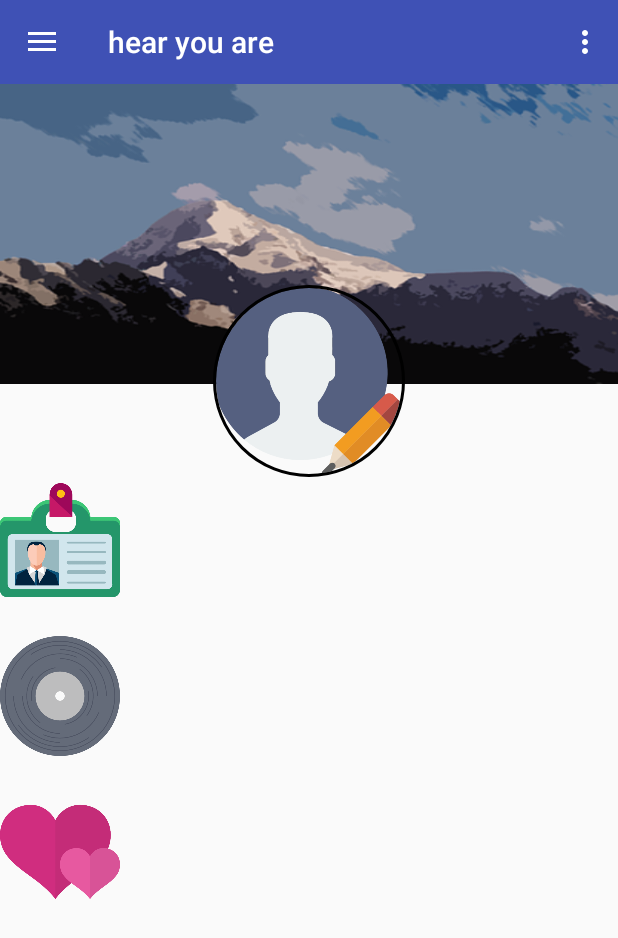
After one commit to rlawlstjd0077/hear-you-are, an Android app: the fragment ProfileFragment placed in its activity, on a phone screen of 412 x 824 dp. The commit adds this screen. Shown: the top 938 px of the screen. Run offline under Robolectric (Android 15) with nearby library versions, the phone set to English and light mode, and no system bars; our stand-ins replace CircleImageView.

Commit message:
ProFile 레이아웃 1차 완성.

```diff
--- a/hearyouare/app/build.gradle
+++ b/hearyouare/app/build.gradle
@@ -27,5 +27,5 @@
     compile 'com.android.support:appcompat-v7:25.0.1'
     testCompile 'junit:junit:4.12'
     compile 'com.android.support:recyclerview-v7:22.0.0'
-
+    compile 'de.hdodenhof:circleimageview:2.1.0'
 }
--- a/hearyouare/app/src/main/java/com/example/dsm_025/hearyouare/MainActivity.java
+++ b/hearyouare/app/src/main/java/com/example/dsm_025/hearyouare/MainActivity.java
@@ -14,6 +14,7 @@
     private Toolbar mToolbar;
     private NavigationDrawerFragment mNavigationDrawerFragment;
     MainFragment mainFragment;
+    ProfileFragment profileFragment;
     @Override
     protected void onCreate(Bundle savedInstanceState) {
         super.onCreate(savedInstanceState);
@@ -25,12 +26,6 @@
         mNavigationDrawerFragment = (NavigationDrawerFragment) getFragmentManager().findFragmentById(R.id.fragment_drawer);
         mNavigationDrawerFragment.setup(R.id.fragment_drawer, (DrawerLayout) findViewById(R.id.drawer), mToolbar);
 
-        mainFragment = new MainFragment();
-
-        getSupportFragmentManager()
-                .beginTransaction()
-                .add(R.id.container, mainFragment)
-                .commit();
     }
     @Override
     public boolean onCreateOptionsMenu(Menu menu) {
@@ -41,6 +36,20 @@
     @Override
     public void onNavigationDrawerItemSelected(int position) {
         Toast.makeText(this, "Menu item selected -> " + position, Toast.LENGTH_SHORT).show();
+        switch (position) {
+            case 0:
+                getSupportFragmentManager()
+                        .beginTransaction()
+                        .replace(R.id.container, new MainFragment())
+                        .commit();
+                        break;
+            case 1:
+                getSupportFragmentManager()
+                        .beginTransaction()
+                        .replace(R.id.container, new ProfileFragment())
+                        .commit();
+                break;
+        }
     }
 
     @Override
--- a/hearyouare/app/src/main/java/com/example/dsm_025/hearyouare/MainFragment.java
+++ b/hearyouare/app/src/main/java/com/example/dsm_025/hearyouare/MainFragment.java
@@ -33,5 +33,4 @@
         });
         return v;
     }
-
 }
--- /dev/null
+++ b/hearyouare/app/src/main/java/com/example/dsm_025/hearyouare/ProfileFragment.java
@@ -0,0 +1,31 @@
+package com.example.dsm_025.hearyouare;
+
+
+import android.os.Bundle;
+import android.support.annotation.Nullable;
+import android.support.v4.app.Fragment;
+import android.view.LayoutInflater;
+import android.view.View;
+import android.view.ViewGroup;
+
+/**
+ * Created by 10102김동규 on 2016-11-26.
+ */
+
+public class ProfileFragment extends Fragment {
+
+
+    @Override
+    public void onCreate(Bundle savedInstanceState) {
+        super.onCreate(savedInstanceState);
+
+    }
+
+    @Nullable
+    @Override
+    public View onCreateView(LayoutInflater inflater, ViewGroup container, Bundle savedInstanceState) {
+        View v = inflater.inflate(R.layout.fargment_profile, container, false);
+
+        return v;
+    }
+}
--- /dev/null
+++ b/hearyouare/app/src/main/res/layout/fargment_profile.xml
@@ -0,0 +1,65 @@
+<?xml version="1.0" encoding="utf-8"?>
+<RelativeLayout
+    xmlns:android="http://schemas.android.com/apk/res/android"
+    android:orientation="vertical" android:layout_width="match_parent"
+    android:layout_height="match_parent">
+    <LinearLayout
+        android:layout_width="match_parent"
+        android:layout_height="match_parent"
+        android:orientation="vertical">
+        <LinearLayout
+            android:layout_width="match_parent"
+            android:layout_height="200dp">
+            <ImageView
+                android:id="@+id/background"
+                android:layout_width="match_parent"
+                android:layout_height="200dp"
+                android:background="@drawable/background"
+                android:gravity="left|top" />
+        </LinearLayout>
+
+        <LinearLayout
+            android:layout_width="match_parent"
+            android:layout_height="match_parent"
+            android:orientation="vertical">
+            <LinearLayout
+                android:layout_width="match_parent"
+                android:layout_height="match_parent"
+                android:orientation="vertical"
+                android:layout_marginTop="64dp">
+                <ImageView
+                    android:id="@+id/nickname"
+                    android:layout_width="80dp"
+                    android:layout_height="80dp"
+                    android:background="@drawable/nickname"
+                    />
+                <ImageView
+                    android:id="@+id/Play"
+                    android:layout_width="80dp"
+                    android:layout_height="80dp"
+                    android:background="@drawable/play"
+                    android:layout_marginTop="24dp"
+                   />
+
+                <ImageView
+                    android:layout_marginTop="24dp"
+                    android:id="@+id/Like"
+                    android:layout_width="80dp"
+                    android:layout_height="80dp"
+                    android:background="@drawable/like"
+                   />
+            </LinearLayout>
+        </LinearLayout>
+    </LinearLayout>
+
+    <de.hdodenhof.circleimageview.CircleImageView
+        xmlns:app="http://schemas.android.com/apk/res-auto"
+        android:id="@+id/profile_image"
+        android:layout_width="128dp"
+        android:layout_height="128dp"
+        android:src="@drawable/user"
+        app:civ_border_width="2dp"
+        android:layout_centerHorizontal="true"
+        android:layout_marginTop="134dp"
+        app:civ_border_color="#FF000000"/>
+</RelativeLayout>
```
Also changed, not shown: hearyouare/app/src/main/res/drawable/background.png (added), hearyouare/app/src/main/res/drawable/like.png (added), hearyouare/app/src/main/res/drawable/nickname.png (added), hearyouare/app/src/main/res/drawable/play.png (added), hearyouare/app/src/main/res/drawable/user.png (added).
